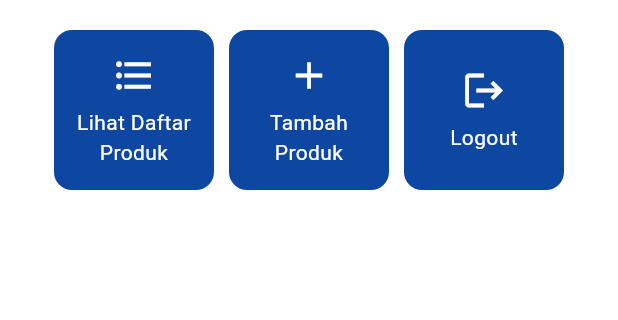
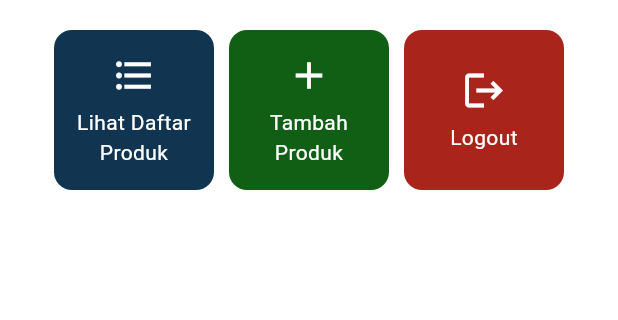
Before and after one commit to reyvanomario/living-spaces-mobile, a Flutter app: the screen it shows after launch, on a phone screen of 412 x 824 dp, the part 357-677 px from its top. Run offline on Flutter 3.47's test engine with Material 3 defaults, Android fonts, the phone set to English and light mode, and no system bars.

Commit message:
menyelesaikan tugas 7

```diff
--- a/living_spaces/lib/menu.dart
+++ b/living_spaces/lib/menu.dart
@@ -6,9 +6,9 @@ class MyHomePage extends StatelessWidget {
   final String className = 'PBP E'; // Kelas
 
   final List<ItemHomepage> items = [
-      ItemHomepage("Lihat Daftar Produk", Icons.format_list_bulleted),
-      ItemHomepage("Tambah Produk", Icons.add),
-      ItemHomepage("Logout", Icons.logout),
+      ItemHomepage("Lihat Daftar Produk", Icons.format_list_bulleted, const Color.fromARGB(255, 17, 52, 80)),
+      ItemHomepage("Tambah Produk", Icons.add, const Color.fromARGB(255, 17, 95, 20)),
+      ItemHomepage("Logout", Icons.logout, const Color.fromARGB(255, 169, 36, 27)),
   ];
 
   MyHomePage({super.key});
@@ -129,8 +129,9 @@ class InfoCard extends StatelessWidget {
 class ItemHomepage {
     final String name;
     final IconData icon;
+    final Color color;
 
-    ItemHomepage(this.name, this.icon);
+    ItemHomepage(this.name, this.icon, this.color);
 }
 
 class ItemCard extends StatelessWidget {
@@ -144,7 +145,7 @@ class ItemCard extends StatelessWidget {
   Widget build(BuildContext context) {
     return Material(
       // Menentukan warna latar belakang dari tema aplikasi.
-      color: Theme.of(context).colorScheme.secondary,
+      color: item.color,
       // Membuat sudut kartu melengkung.
       borderRadius: BorderRadius.circular(12),
 
```
Also changed, not shown: 1 other file.
